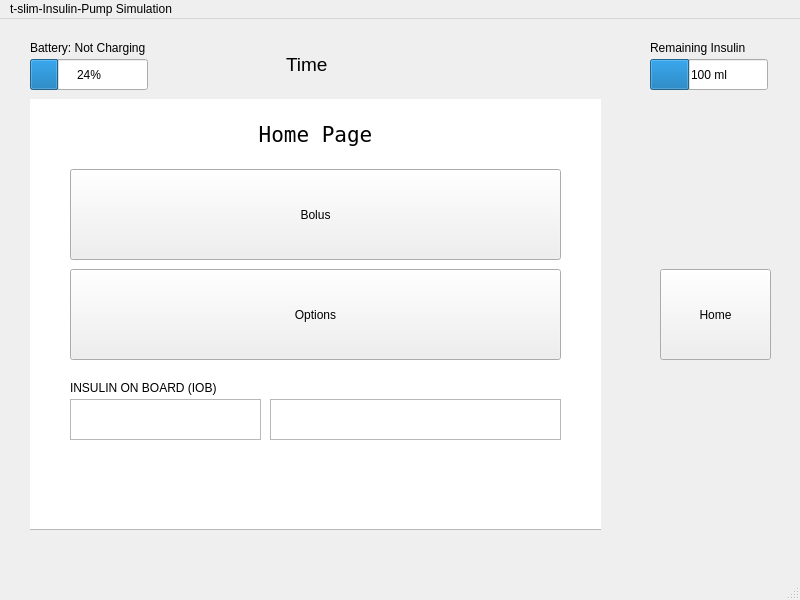
First picture: the form in Code/mainwindow.ui, repository llinhir/t-slim-Insulin-Pump-Simulation, before the edit.
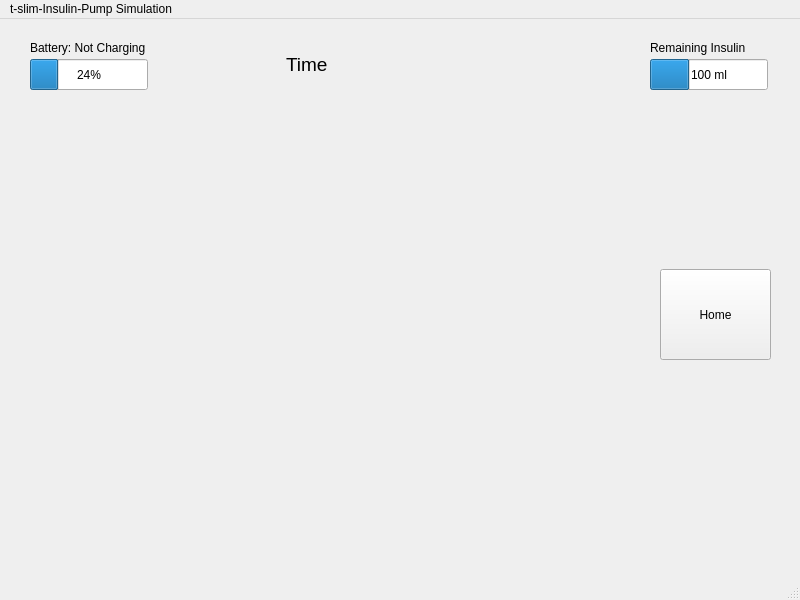
Second picture: the form after the edit.

```diff
--- a/Code/mainwindow.ui
+++ b/Code/mainwindow.ui
@@ -89,7 +89,7 @@
        </rect>
       </property>
       <property name="currentIndex">
-       <number>1</number>
+       <number>7</number>
       </property>
       <widget class="QWidget" name="loginPage">
        <widget class="QLabel" name="label_8">
@@ -860,6 +860,7 @@
         </property>
        </widget>
       </widget>
+      <widget class="QWidget" name="graphPage"/>
      </widget>
      <widget class="QProgressBar" name="insulinBar">
       <property name="geometry">
```
Left out of the diff: 2 changed lines with no effect on the pictures.
